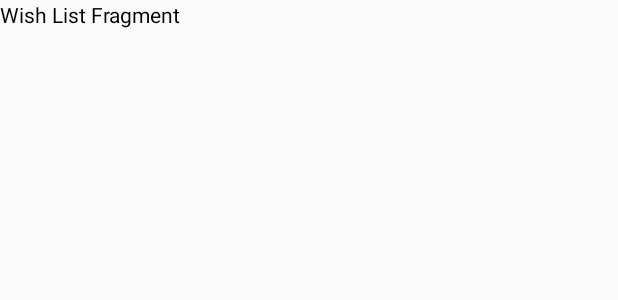
After one commit to s2kpict/frameit, an Android app: the layout fragment_wish_list.xml on its own in the app's theme, with its tools: preview values and no code run, on a phone screen of 412 x 824 dp. The commit adds this screen. Shown: the top 300 px of the screen. Run offline under Robolectric (Android 15) with nearby library versions, the phone set to English and light mode, and no system bars.

Commit message:
initial setup

```diff
--- a/app/build.gradle
+++ b/app/build.gradle
@@ -25,8 +25,12 @@ dependencies {
     androidTestCompile('com.android.support.test.espresso:espresso-core:2.2.2', {
         exclude group: 'com.android.support', module: 'support-annotations'
     })
+    //font library
     compile 'com.android.support:appcompat-v7:26.+'
     compile 'com.android.support:design:26.+'
     compile 'com.android.support:support-vector-drawable:26.+'
+    compile 'com.android.support.constraint:constraint-layout:1.0.2'
+    compile 'uk.co.chrisjenx:calligraphy:2.3.0'
+    compile 'com.android.support:support-v4:26.+'
     testCompile 'junit:junit:4.12'
 }
--- /dev/null
+++ b/app/src/main/res/drawable/nav_selector.xml
@@ -0,0 +1,5 @@
+<?xml version="1.0" encoding="utf-8"?>
+<selector xmlns:android="http://schemas.android.com/apk/res/android">
+    <item android:color="@color/colorAccent" android:state_checked="true" />
+    <item android:color="@color/colorPrimaryDark" android:state_checked="false" />
+</selector>
--- /dev/null
+++ b/app/src/main/res/layout/fragment_wish_list.xml
@@ -0,0 +1,14 @@
+<FrameLayout xmlns:android="http://schemas.android.com/apk/res/android"
+    xmlns:tools="http://schemas.android.com/tools"
+    android:layout_width="match_parent"
+    android:layout_height="match_parent"
+    tools:context="pict.s2k.frameit.fragments.WishListFragment">
+
+    <!-- TODO: Update blank fragment layout -->
+    <TextView
+        android:layout_width="match_parent"
+        android:layout_height="match_parent"
+        android:textColor="@android:color/black"
+        android:text="Wish List Fragment" />
+
+</FrameLayout>
--- a/app/src/main/res/values/colors.xml
+++ b/app/src/main/res/values/colors.xml
@@ -1,6 +1,6 @@
 <?xml version="1.0" encoding="utf-8"?>
 <resources>
-    <color name="colorPrimary">#3F51B5</color>
-    <color name="colorPrimaryDark">#303F9F</color>
-    <color name="colorAccent">#FF4081</color>
+    <color name="colorPrimary">#FFF</color>
+    <color name="colorPrimaryDark">#dedede</color>
+    <color name="colorAccent">#00D4EA</color>
 </resources>
--- a/app/src/main/res/values/strings.xml
+++ b/app/src/main/res/values/strings.xml
@@ -3,4 +3,7 @@
     <string name="title_home">S2K</string>
     <string name="title_dashboard">Dashboard</string>
     <string name="title_notifications">Notifications</string>
+
+    <!-- TODO: Remove or change this placeholder text -->
+    <string name="hello_blank_fragment">Hello blank fragment</string>
 </resources>
--- a/app/src/main/res/values/styles.xml
+++ b/app/src/main/res/values/styles.xml
@@ -1,7 +1,7 @@
 <resources>
 
     <!-- Base application theme. -->
-    <style name="AppTheme" parent="Theme.AppCompat.Light.DarkActionBar">
+    <style name="AppTheme" parent="Theme.AppCompat.Light">
         <!-- Customize your theme here. -->
         <item name="colorPrimary">@color/colorPrimary</item>
         <item name="colorPrimaryDark">@color/colorPrimaryDark</item>
```
Also changed, not shown: app/src/main/java/pict/s2k/frameit/MainActivity.java (+24 -7 lines), app/src/main/java/pict/s2k/frameit/fragments/ExploreFragment.java (added, +30 -0 lines), app/src/main/java/pict/s2k/frameit/fragments/WishListFragment.java (added, +30 -0 lines), app/src/main/res/layout/activity_main.xml (+6 -15 lines), app/src/main/res/layout/fragment_explore.xml (added, +14 -0 lines).
